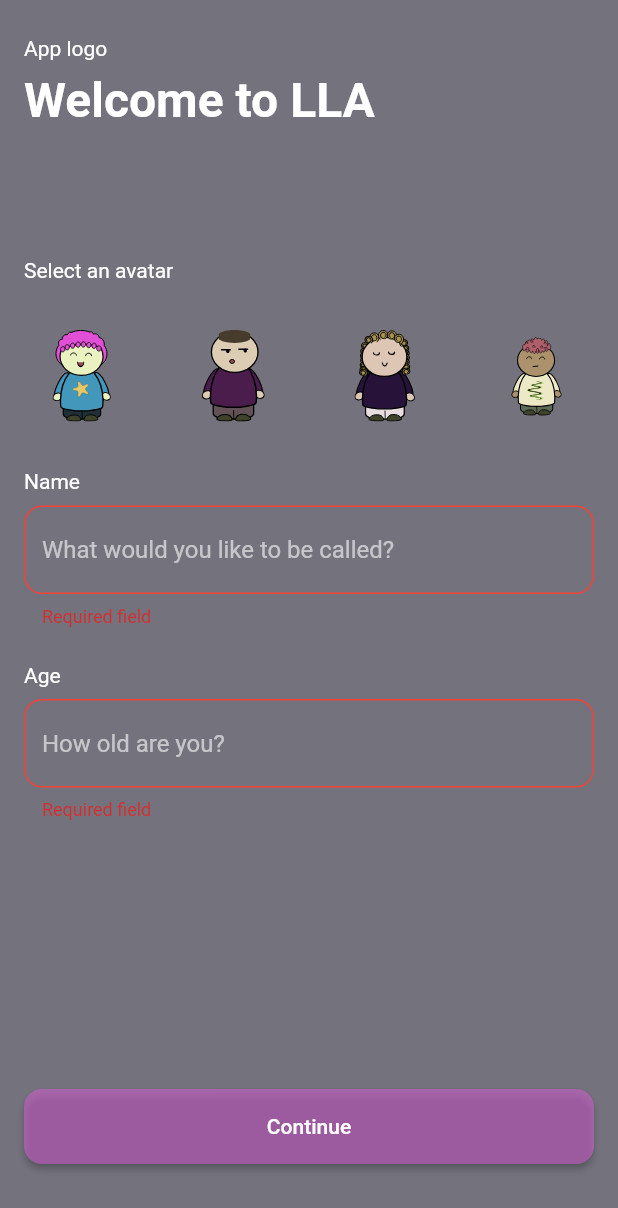
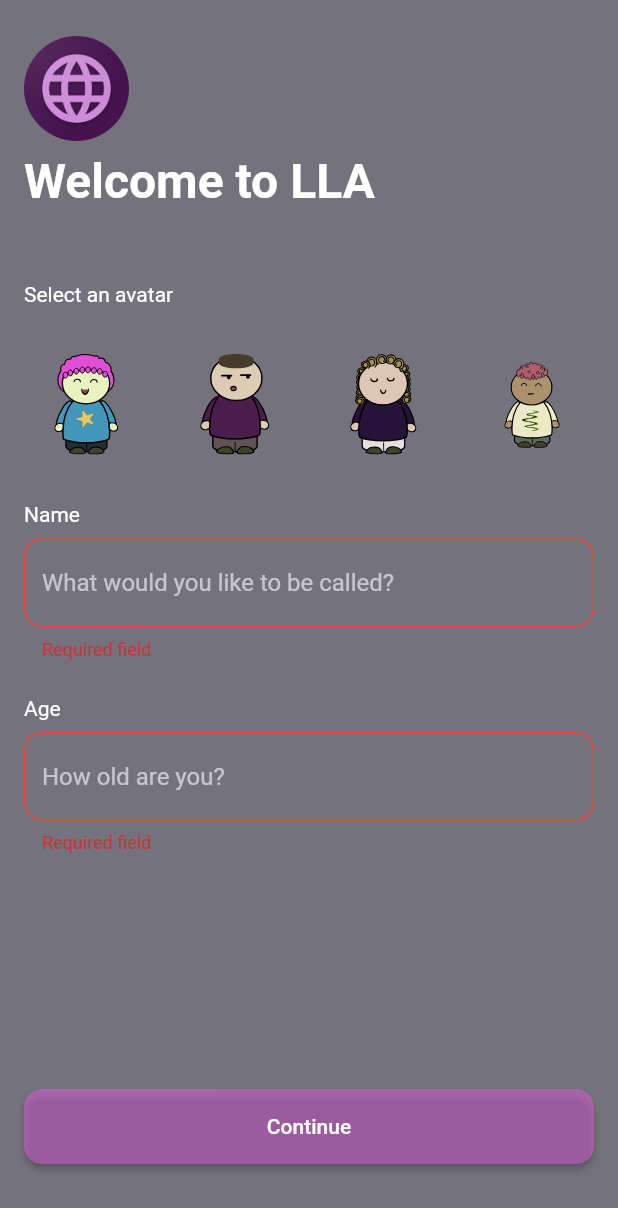
Before and after one commit to KanmaChizea/lla, a Flutter app: the screen it shows after launch, after a tap on "Continue", on a phone screen of 412 x 824 dp. Shown: the top 1208 px of the screen. Run offline on Flutter 3.47's test engine with Material 2 defaults, Android fonts, the phone set to English and light mode, and no system bars; our stand-ins replace flutter_riverpod, flutter_svg, image_picker, liquid_pull_to_refresh, shared_preferences; missing offline and left inert: augmented_reality_plugin, google_ml_vision, translator.

Commit message:
feat: add logo to welcome screen

```diff
--- a/lib/components/avatar.dart
+++ b/lib/components/avatar.dart
@@ -11,7 +11,7 @@ class Avatar extends ConsumerWidget {
 
   @override
   Widget build(BuildContext context, WidgetRef ref) {
-    final size = (MediaQuery.of(context).size.width - 104) / 4;
+    final size = (MediaQuery.of(context).size.width - 80) / 4;
     return Container(
         width: size,
         height: size,
@@ -21,6 +21,8 @@ class Avatar extends ConsumerWidget {
           border:
               selected ? Border.all(color: AppColors.purple, width: 3) : null,
         ),
-        child: SvgPicture.asset('assets/images/$avi.svg'));
+        child: SvgPicture.asset(
+          'assets/images/$avi.svg',
+        ));
   }
 }
--- a/lib/main.dart
+++ b/lib/main.dart
@@ -1,5 +1,3 @@
-import 'dart:developer';
-
 import 'package:flutter/material.dart';
 import 'package:flutter_riverpod/flutter_riverpod.dart';
 import 'package:lla/providers/providers.dart';
@@ -9,18 +7,11 @@ import 'package:lla/screens/loading.dart';
 import 'package:lla/screens/profile_screen.dart';
 import 'package:lla/screens/quiz_screen.dart';
 import 'package:lla/screens/translator_screen.dart';
-import 'package:camera/camera.dart';
 import 'package:lla/screens/welcome.dart';
 import 'package:lla/styles/theme.dart';
 
-List<CameraDescription> allCameras = [];
-Future<void> main() async {
-  try {
-    WidgetsFlutterBinding.ensureInitialized();
-    allCameras = await availableCameras();
-  } on CameraException catch (errorMessage) {
-    log(errorMessage.description.toString());
-  }
+void main() {
+  WidgetsFlutterBinding.ensureInitialized();
   runApp(const ProviderScope(child: MyApp()));
 }
 
--- a/lib/screens/welcome.dart
+++ b/lib/screens/welcome.dart
@@ -58,14 +58,21 @@ class _WelcomeScreenState extends ConsumerState<WelcomeScreen> {
                   child: Column(
                     crossAxisAlignment: CrossAxisAlignment.start,
                     children: [
-                      const Text('App logo'),
+                      Container(
+                        height: 70,
+                        width: 70,
+                        decoration: const BoxDecoration(
+                          shape: BoxShape.circle,
+                          image: DecorationImage(
+                            image: AssetImage('assets/icons/applogo.png'),
+                          ),
+                        ),
+                      ),
                       AppSpacing.space8,
                       const Text(
                         'Welcome to LLA',
                         style: AppTextstyles.h1Bold,
                       ),
-                      AppSpacing.space14,
-                      AppSpacing.space24,
                       AppSpacing.space24,
                       AppSpacing.space24,
                       const Text(
```
